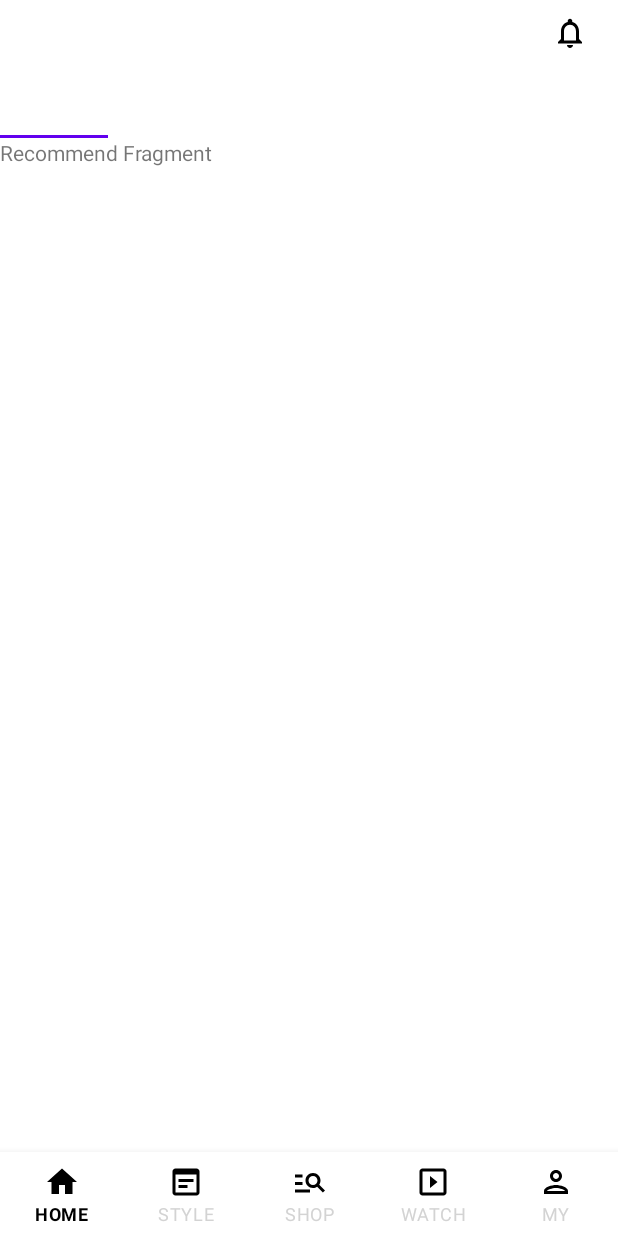
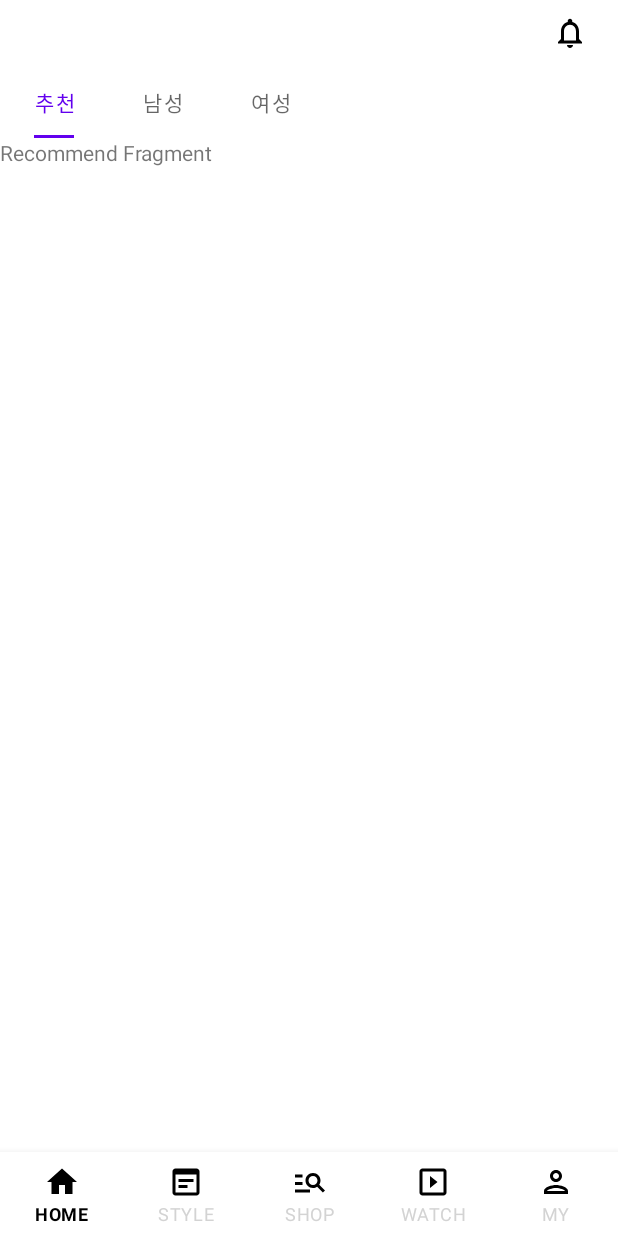
Before and after one commit to jihyunniiii/Kream_Clone_App, an Android app: the screen it shows after launch (HomeActivity), on a phone screen of 412 x 824 dp. Run offline under Robolectric (Android 15) with nearby library versions, the light colour scheme and no system bars; our stand-ins replace data binding.

Commit message:
Home 내의 TabLayout text 설정

```diff
--- a/app/src/main/java/com/jihyun/kreamclone/HomeFragment.kt
+++ b/app/src/main/java/com/jihyun/kreamclone/HomeFragment.kt
@@ -20,6 +20,12 @@ class HomeFragment : Fragment() {
         WomenFragment()
     )
 
+    private var tabNames = listOf(
+        "추천",
+        "남성",
+        "여성"
+    )
+
     override fun onCreateView(
         inflater: LayoutInflater, container: ViewGroup?,
         savedInstanceState: Bundle?
@@ -35,7 +41,7 @@ class HomeFragment : Fragment() {
         adapter.setFragmentList(fragmentList)
 
         TabLayoutMediator(binding.tabHome, binding.vpHome)
-        { tab, position -> }.attach()
+        { tab, position -> tab.text = tabNames[position]}.attach()
     }
 
     override fun onDestroyView() {
--- a/app/src/main/res/layout/fragment_home.xml
+++ b/app/src/main/res/layout/fragment_home.xml
@@ -25,6 +25,7 @@
             android:layout_height="wrap_content"
             android:layout_marginTop="10dp"
             app:layout_constraintTop_toBottomOf="@+id/ib_notification"
+            app:tabIndicatorFullWidth="false"
             app:tabMode="scrollable" />
 
         <androidx.viewpager2.widget.ViewPager2
```
